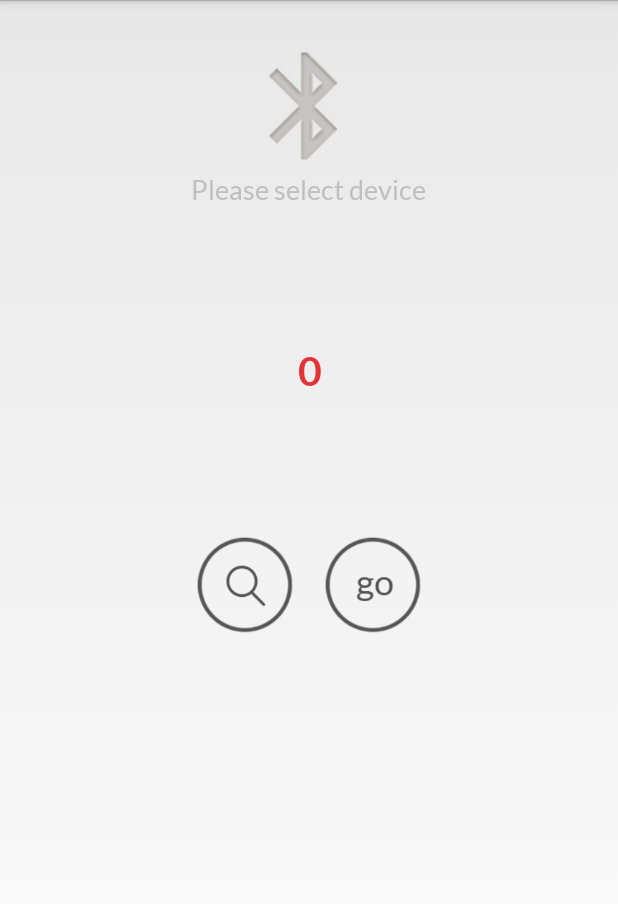
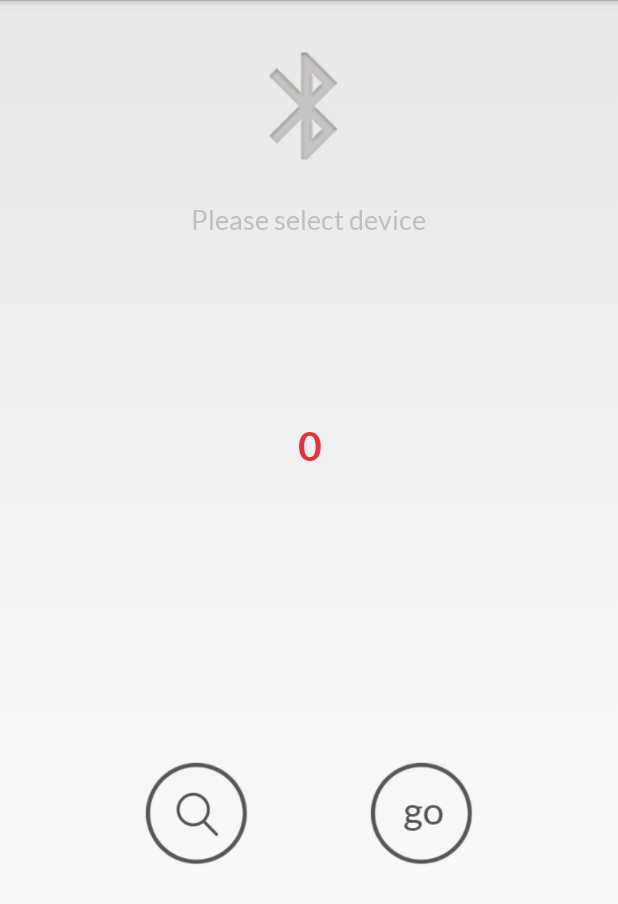
Before and after one commit to guidorsmit/RemoteDAC212, an Android app: the fragment ConnectFragment shown on its own in the app's theme, on a phone screen of 412 x 824 dp. Shown: the top 904 px of the screen. Run offline under Robolectric (Android 15) with nearby library versions, the light colour scheme and no system bars.

Commit message:
fixed connect screen

```diff
--- a/app/src/main/res/layout/fragment_connect.xml
+++ b/app/src/main/res/layout/fragment_connect.xml
@@ -18,6 +18,7 @@
 		android:layout_height="wrap_content"
 		android:text="Please select device"
 		android:layout_gravity="center_horizontal"
+		android:layout_marginTop="20dp"
 		android:textSize="8pt"/>
 
 
@@ -28,31 +29,32 @@
         android:layout_marginLeft="50dp"
         android:layout_height="wrap_content"
         android:layout_gravity="center_horizontal"
-        android:layout_marginTop="20dp"/>
+        android:layout_marginTop="50dp"/>
 
    	<LinearLayout
     	android:layout_width="wrap_content"
     	android:layout_height="wrap_content"
     	android:orientation="horizontal"
-    	android:layout_marginTop="20dp"
+    	android:layout_marginTop="120dp"
     	android:gravity="center_horizontal"
     	android:layout_gravity="center_horizontal">
 
 	    <Button
 	        android:id="@+id/searchButton"
-	        android:layout_width="65dp"
-	        android:layout_height="65dp"
-	        android:layout_marginRight="10dp"
+	        android:layout_width="70dp"
+	        android:layout_height="70dp"
+	        android:layout_marginRight="40dp"
 		    android:background="@drawable/button_search_wrapper"
 	        android:layout_gravity="center_horizontal"/>
 
 	     <Button
 	        android:id="@+id/connectButton"
-	        android:layout_width="65dp"
-	        android:layout_height="65dp"
-	        android:layout_marginLeft="10dp"
+	        android:layout_width="70dp"
+	        android:layout_height="70dp"
+	        android:layout_marginLeft="40dp"
 		    android:background="@drawable/button_connect_wrapper"
 	        android:layout_gravity="center_horizontal"/>
 
+
 	 </LinearLayout>
 </LinearLayout>
```
